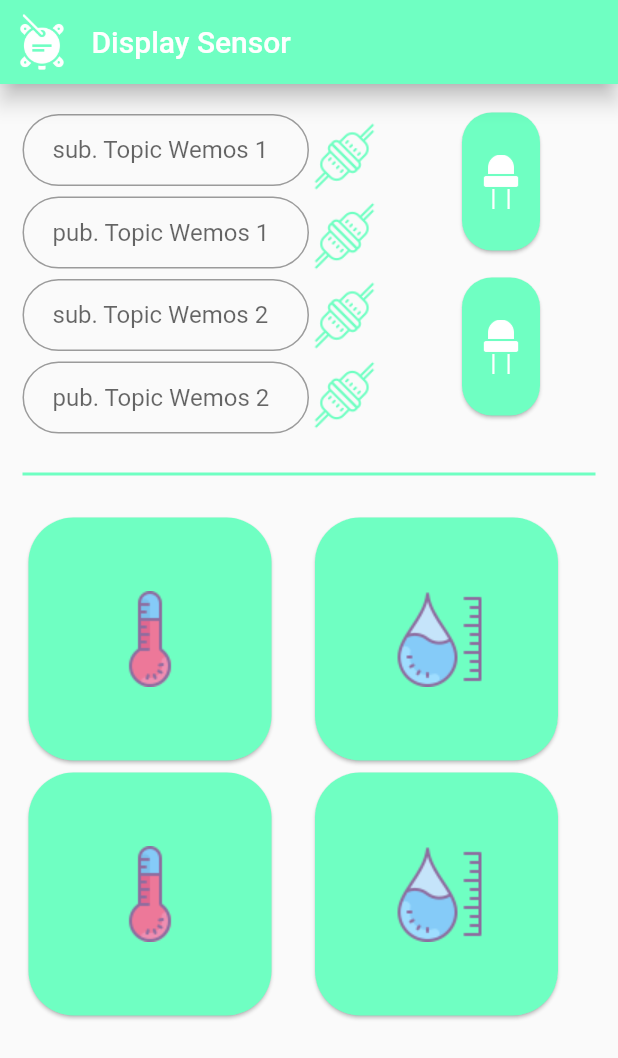
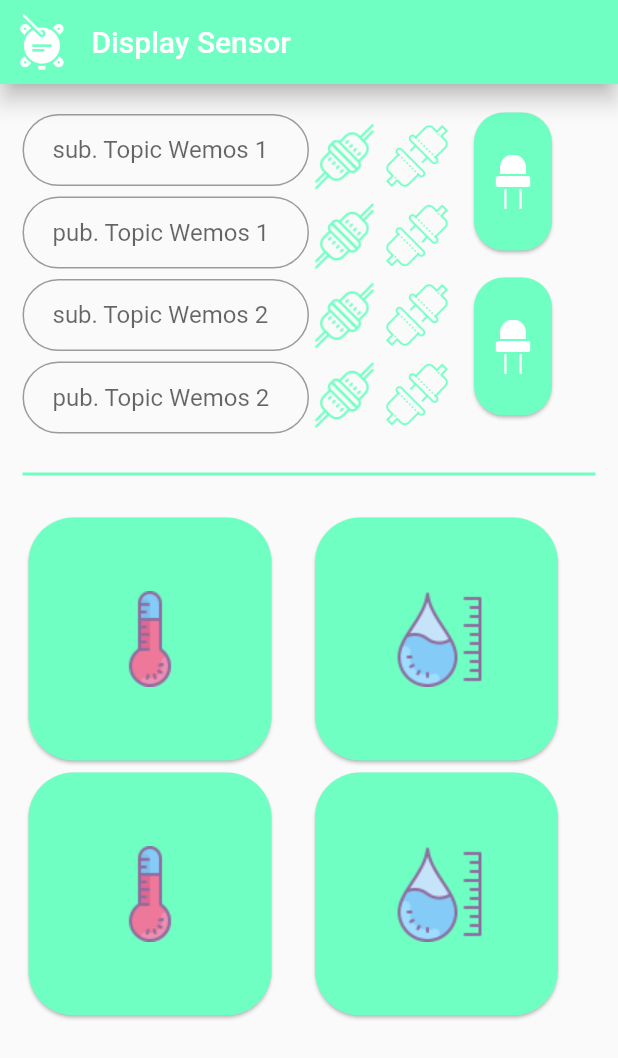
Before and after one commit to its-ghaith/dht-sensor-data-on-flutter, a Flutter app: the screen it shows after launch, on a phone screen of 412 x 824 dp. Shown: the top 1058 px of the screen. Run offline on Flutter 3.47's test engine with Material 2 defaults, Android fonts, the phone set to English and light mode, and no system bars; missing offline and left inert: mqtt_client.

Commit message:
first verison UI

```diff
--- a/mobile_app/lib/Home.dart
+++ b/mobile_app/lib/Home.dart
@@ -21,15 +21,20 @@ class _HomeState extends State<Home> {
               onPressed: null),
           titleSpacing: 5,
         ),
-        body: Padding(
+        body: Center(
+          child: Padding(
             padding: EdgeInsets.all(15),
             child: ListView(
               children: [
                 TopTable(),
-              Divider(color: primaryColor,thickness: 2,height: 50,),
-              BottomTable()
+                Divider(color: primaryColor,thickness: 2,height: 50),
+                Container(
+                  width:MediaQuery.of(context).size.width,
+                  child:BottomTable() ,
+                )
               ],
             )
+          ),
         ));
   }
 }
--- /dev/null
+++ b/mobile_app/lib/_partional/_connect_iconButton.dart
@@ -0,0 +1,42 @@
+import 'package:flutter/material.dart';
+import 'package:mobile_app/_partional/functions/mqtt_connection.dart' as mq;
+
+class ConnectIconButton extends StatelessWidget {
+  final TextEditingController controller;
+  final bool isSubscribe;
+  static final String iconPath =
+      "assets/icons/icons8-computer-verbinden-100.png";
+  bool _isButtonDisabled = false;
+
+  ConnectIconButton({
+    this.controller,
+    @required this.isSubscribe,
+  });
+
+  @override
+  Widget build(BuildContext context) {
+    return Padding(
+        padding: EdgeInsets.only(top: 5),
+        child: Visibility(
+          child: IconButton(
+            padding: EdgeInsets.all(0),
+            icon: new Image.asset(iconPath),
+            onPressed: () => _isButtonDisabled
+                ? null
+                : {
+                    if (controller != null &&
+                        controller.text.isNotEmpty &&
+                        controller.text.trim().isNotEmpty)
+                      {
+                        if (isSubscribe)
+                          {
+                            mq.connectToSubscribe(topic: controller.text),
+                          }
+                        else
+                          {mq.connectToPublish(topic: controller.text)}
+                      },
+                  },
+          ),
+        ));
+  }
+}
--- /dev/null
+++ b/mobile_app/lib/_partional/_custom_text_field.dart
@@ -0,0 +1,48 @@
+import 'package:flutter/material.dart';
+
+class CustomTextField extends StatelessWidget {
+  final String hint;
+  final IconData icon;
+  final Color color;
+  var _textController= TextEditingController();
+  CustomTextField({@required this.hint, this.icon, this.color});
+
+  @override
+  Widget build(BuildContext context) {
+    if (icon != null) {
+      return Container(
+        height: 50,
+        width: 200,
+        margin: EdgeInsets.only(top: 5),
+        child: TextField(
+          controller: _textController,
+          decoration: InputDecoration(
+              contentPadding: EdgeInsets.symmetric(horizontal: 20),
+              border:
+                  OutlineInputBorder(borderRadius: BorderRadius.circular(50)),
+              hintText: this.hint,
+              prefixIcon: Icon(
+                icon,
+                color: color,
+              )),
+        ),
+      );
+    } else {
+      return Container(
+        height: 50,
+        width: 200,
+        margin: EdgeInsets.only(top: 5),
+        child: TextField(
+          controller: _textController,
+          decoration: InputDecoration(
+            contentPadding: EdgeInsets.symmetric(horizontal: 20),
+            border: OutlineInputBorder(borderRadius: BorderRadius.circular(50)),
+            hintText: this.hint,
+          ),
+        ),
+      );
+    }
+  }
+
+  get textController => _textController;
+}
--- /dev/null
+++ b/mobile_app/lib/_partional/_disconnect_iconButton.dart
@@ -0,0 +1,30 @@
+import 'package:flutter/material.dart';
+import 'package:mobile_app/_partional/functions/mqtt_connection.dart' as mq;
+
+class DisconnectIconButton extends StatelessWidget {
+  final TextEditingController controller;
+  final bool type;
+  static final String iconPath="assets/icons/icons8-getrennt-64.png";
+
+  DisconnectIconButton(
+      {this.controller, @required this.type});
+
+  @override
+  Widget build(BuildContext context) {
+    return Padding(
+      padding: EdgeInsets.only(top: 5),
+      child: IconButton(
+        padding: EdgeInsets.all(0),
+        icon: new Image.asset(iconPath),
+        onPressed: () => {
+          if (controller != null &&
+              controller.text.isNotEmpty &&
+              controller.text.trim().isNotEmpty)
+            {
+
+            }
+        },
+      ),
+    );
+  }
+}
--- /dev/null
+++ b/mobile_app/lib/_partional/_on_off_led_IconButton.dart
@@ -0,0 +1,29 @@
+import 'package:flutter/material.dart';
+import 'package:mobile_app/constants.dart';
+class OnOffLedIconButton extends StatelessWidget {
+  const OnOffLedIconButton({
+    Key key,
+  }) : super(key: key);
+
+  @override
+  Widget build(BuildContext context) {
+    return Container(
+      height: 100,
+      margin: EdgeInsets.only(bottom: 10),
+      width: 60,
+      child: Card(
+        shape: RoundedRectangleBorder(
+          borderRadius: BorderRadius.circular(20.0),
+        ),
+        color: primaryColor,
+        child: Center(
+          child: IconButton(
+            icon: new Image.asset('assets/icons/icons8-led-diode-100.png'),
+            iconSize: 50,
+            onPressed: () => {},
+          ),
+        ),
+      ),
+    );
+  }
+}
--- a/mobile_app/lib/_partional/_topTable.dart
+++ b/mobile_app/lib/_partional/_topTable.dart
@@ -1,5 +1,14 @@
 import 'package:flutter/material.dart';
+import 'package:mobile_app/_partional/_disconnect_iconButton.dart';
 import 'package:mobile_app/constants.dart';
+import 'package:mqtt_client/mqtt_client.dart' as mqtt;
+import 'package:mqtt_client/mqtt_client.dart';
+import 'package:mqtt_client/mqtt_server_client.dart';
+import 'dart:async';
+import 'dart:io';
+import '_custom_text_field.dart';
+import '_connect_iconButton.dart';
+import '_on_off_led_IconButton.dart';
 
 class TopTable extends StatefulWidget {
   @override
@@ -9,16 +18,20 @@ class TopTable extends StatefulWidget {
 class _TopTableState extends State<TopTable> {
   @override
   Widget build(BuildContext context) {
+    CustomTextField t1 = CustomTextField(hint: "sub. Topic Wemos 1");
+    CustomTextField t2 = CustomTextField(hint: "pub. Topic Wemos 1");
+    CustomTextField t3 = CustomTextField(hint: "sub. Topic Wemos 2");
+    CustomTextField t4 = CustomTextField(hint: "pub. Topic Wemos 2");
     return Table(children: [
       TableRow(
         children: [
           Column(
             crossAxisAlignment: CrossAxisAlignment.start,
             children: [
-              CustomTextField(hint: "sub. Topic Wemos 1"),
-              CustomTextField(hint: "pub. Topic Wemos 1"),
-              CustomTextField(hint: "sub. Topic Wemos 2"),
-              CustomTextField(hint: "pub. Topic Wemos 2"),
+              t1,
+              t2,
+              t3,
+              t4,
             ],
           ),
           Column(
@@ -28,24 +41,56 @@ class _TopTableState extends State<TopTable> {
                   Column(
                     crossAxisAlignment: CrossAxisAlignment.start,
                     children: [
-                      ConnectIconButton(),
-                      ConnectIconButton(),
-                      ConnectIconButton(),
-                      ConnectIconButton(),
+                      ConnectIconButton(
+                        controller: t1.textController,
+                        isSubscribe: true,
+                      ),
+                      ConnectIconButton(
+                        controller: t2.textController,
+                        isSubscribe: false,
+
+                      ),
+                      ConnectIconButton(
+                        controller: t3.textController,
+                        isSubscribe: true,
+                      ),
+                      ConnectIconButton(
+                        controller: t4.textController,
+                        isSubscribe: false,
+
+                      ),
+                    ],
+                  ),
+                  Column(
+                    crossAxisAlignment: CrossAxisAlignment.start,
+                    children: [
+                      DisconnectIconButton(
+                        type: false,
+                      ),
+                      DisconnectIconButton(
+                        type: true,
+                      ),
+                      DisconnectIconButton(
+                        type: false,
+
+                      ),
+                      DisconnectIconButton(
+                        type: true,
+                      ),
                     ],
                   ),
                   Padding(
-                    padding: EdgeInsets.only(left: 50),
+                    padding: EdgeInsets.only(left: 10),
                     child: Column(
                       crossAxisAlignment: CrossAxisAlignment.start,
                       children: [
-                        OnOffLebIconButton(),
-                        OnOffLebIconButton(),
+                        OnOffLedIconButton(),
+                        OnOffLedIconButton(),
                       ],
                     ),
                   ),
                 ],
-              )
+              ),
             ],
           ),
         ],
@@ -53,90 +98,3 @@ class _TopTableState extends State<TopTable> {
     ]);
   }
 }
-
-class CustomTextField extends StatelessWidget {
-  final String hint;
-  final IconData icon;
-  final Color color;
-
-  CustomTextField({@required this.hint, this.icon, this.color});
-
-  @override
-  Widget build(BuildContext context) {
-    if (icon != null) {
-      return Container(
-        height: 50,
-        width: 200,
-        margin: EdgeInsets.only(top: 5),
-        child: TextField(
-          decoration: InputDecoration(
-              contentPadding: EdgeInsets.symmetric(horizontal: 20),
-              border:
-              OutlineInputBorder(borderRadius: BorderRadius.circular(50)),
-              hintText: this.hint,
-              prefixIcon: Icon(
-                icon,
-                color: color,
-              )),
-        ),
-      );
-    } else {
-      return Container(
-        height: 50,
-        width: 200,
-        margin: EdgeInsets.only(top: 5),
-        child: TextField(
-          decoration: InputDecoration(
-            contentPadding: EdgeInsets.symmetric(horizontal: 20),
-            border: OutlineInputBorder(borderRadius: BorderRadius.circular(50)),
-            hintText: this.hint,
-          ),
-        ),
-      );
-    }
-  }
-}
-class ConnectIconButton extends StatelessWidget {
-  const ConnectIconButton({
-    Key key,
-  }) : super(key: key);
-
-  @override
-  Widget build(BuildContext context) {
-    return Padding(
-      padding: EdgeInsets.only(top: 5),
-      child: IconButton(
-          padding: EdgeInsets.all(0),
-          icon:
-          new Image.asset('assets/icons/icons8-computer-verbinden-100.png'),
-          onPressed: null),
-    );
-  }
-}
-class OnOffLebIconButton extends StatelessWidget {
-  const OnOffLebIconButton({
-    Key key,
-  }) : super(key: key);
-
-  @override
-  Widget build(BuildContext context) {
-    return Container(
-      height: 100,
-      margin: EdgeInsets.only(bottom: 10),
-      width: 60,
-      child: Card(
-        shape: RoundedRectangleBorder(
-          borderRadius: BorderRadius.circular(20.0),
-        ),
-        color: primaryColor,
-        child: Center(
-          child: IconButton(
-            icon: new Image.asset('assets/icons/icons8-led-diode-100.png'),
-            iconSize: 50,
-            onPressed: ()=>{},
-          ),
-        ),
-      ),
-    );
-  }
-}
```
Also changed, not shown: mobile_app/lib/_partional/functions/mqtt_connection.dart (added, +54 -0 lines), mobile_app/assets/icons/icons8-getrennt-64.png, 2 other files. Lines whose indentation alone changed are shown as unchanged.
